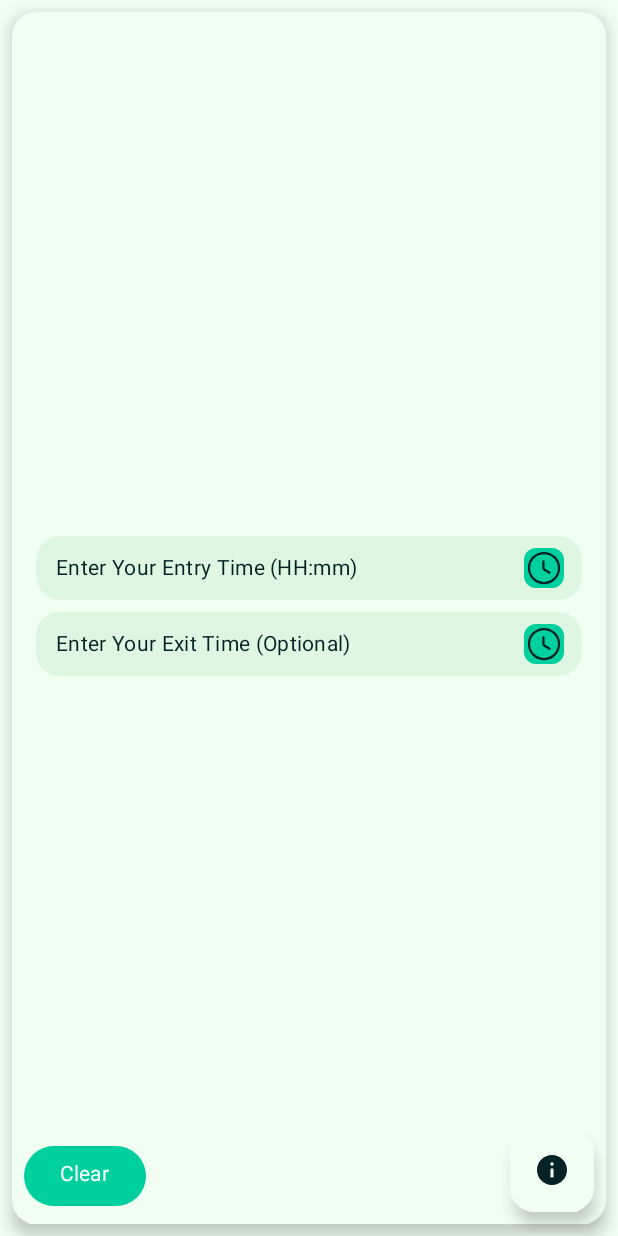
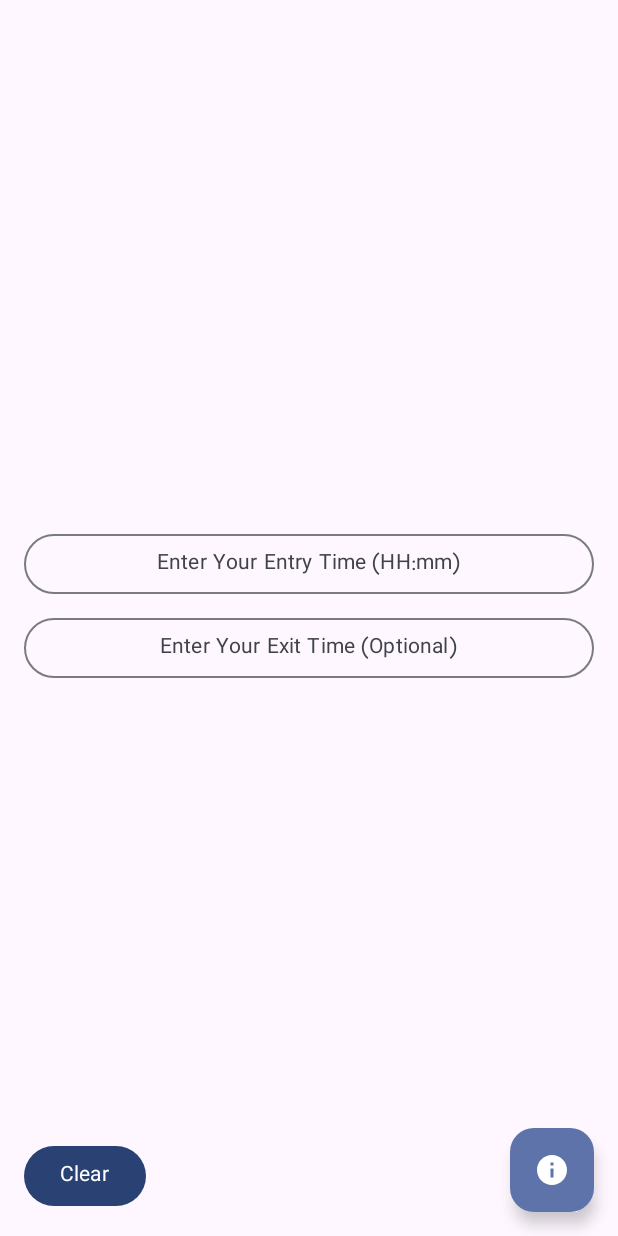
Before and after one commit to MiladFaridnia/KhoroojYar, an Android app built with Jetpack Compose: the screen it shows after launch (MainActivity), on a phone screen of 412 x 824 dp. Run offline under Robolectric (Android 15) with nearby library versions, the phone set to English and light mode, and no system bars.

Commit message:
Revert "Feat: V-1.10.0 Add base compose components of design system"

```diff
--- a/app/src/main/java/com/faridnia/khoroojyar/presentation/ExitTimeCalculatorScreen.kt
+++ b/app/src/main/java/com/faridnia/khoroojyar/presentation/ExitTimeCalculatorScreen.kt
@@ -2,6 +2,7 @@ package com.faridnia.khoroojyar.presentation
 
 import androidx.compose.foundation.border
 import androidx.compose.foundation.layout.Arrangement
+import androidx.compose.foundation.layout.Box
 import androidx.compose.foundation.layout.Column
 import androidx.compose.foundation.layout.Spacer
 import androidx.compose.foundation.layout.fillMaxSize
@@ -33,17 +34,13 @@ import androidx.compose.ui.res.stringResource
 import androidx.compose.ui.text.font.Font
 import androidx.compose.ui.text.font.FontFamily
 import androidx.compose.ui.text.style.TextAlign
+import androidx.compose.ui.tooling.preview.Preview
 import androidx.compose.ui.unit.dp
 import androidx.lifecycle.compose.collectAsStateWithLifecycle
 import androidx.lifecycle.viewmodel.compose.viewModel
 import com.faridnia.khoroojyar.R
 import com.faridnia.khoroojyar.presentation.calculate_days_off.CalculateRemainedDaysOff
-import com.faridnia.khoroojyar.presentation.component.CustomBox
-import com.faridnia.khoroojyar.presentation.component.CustomCard
-import com.faridnia.khoroojyar.presentation.component.CustomText
-import com.faridnia.khoroojyar.presentation.component.DateButton
-import com.faridnia.khoroojyar.presentation.component.DateButtonType
-import com.faridnia.khoroojyar.presentation.component.LightAndDarkPreview
+import com.faridnia.khoroojyar.presentation.component.TimePickerButton
 import com.faridnia.khoroojyar.presentation.component.TimePickerDialog
 import com.faridnia.khoroojyar.presentation.theme.KhoroojYarTheme
 import java.util.Locale
@@ -75,11 +72,7 @@ fun ExitTimeCalculatorScreen(viewModel: ExitTimeViewModel = viewModel()) {
             closeDialog(false)
         }
 
-    CustomBox(
-        modifier = Modifier
-            .fillMaxSize()
-    ) {
-        CustomCard(modifier = Modifier.padding(8.dp)) {
+    Box(modifier = Modifier.fillMaxSize()) {
         Column(
             modifier = Modifier
                 .fillMaxSize()
@@ -87,17 +80,15 @@ fun ExitTimeCalculatorScreen(viewModel: ExitTimeViewModel = viewModel()) {
             verticalArrangement = Arrangement.Center,
             horizontalAlignment = Alignment.CenterHorizontally
         ) {
-                DateButton(
+            TimePickerButton(
                 label = state.enterTimeInput.ifEmpty { stringResource(R.string.enter_your_entry_time_hh_mm) },
-                    dateButtonType = DateButtonType.TIME,
-                    onClick = { showEnterTimePickerDialog = true },
+                onClick = { showEnterTimePickerDialog = true }
             )
 
             Spacer(modifier = Modifier.height(8.dp))
 
-                DateButton(
+            TimePickerButton(
                 label = state.exitTimeInput.ifEmpty { stringResource(R.string.enter_your_exit_time_optional) },
-                    dateButtonType = DateButtonType.TIME,
                 onClick = { showExitTimePickerDialog = true }
             )
 
@@ -105,7 +96,7 @@ fun ExitTimeCalculatorScreen(viewModel: ExitTimeViewModel = viewModel()) {
 
             state.totalTimeSpent.takeIf { it.isNotEmpty() }?.let {
                 Spacer(modifier = Modifier.height(8.dp))
-                    CustomText(
+                Text(
                     modifier = Modifier
                         .fillMaxWidth()
                         .border(
@@ -123,7 +114,7 @@ fun ExitTimeCalculatorScreen(viewModel: ExitTimeViewModel = viewModel()) {
 
             state.exitTime.takeIf { it.isNotEmpty() }?.let {
                 Spacer(modifier = Modifier.height(8.dp))
-                    CustomText(
+                Text(
                     modifier = Modifier
                         .fillMaxWidth()
                         .border(
@@ -141,7 +132,7 @@ fun ExitTimeCalculatorScreen(viewModel: ExitTimeViewModel = viewModel()) {
 
             state.vacationMessage.takeIf { it.isNotEmpty() }?.let {
                 Spacer(modifier = Modifier.height(8.dp))
-                    CustomText(
+                Text(
                     modifier = Modifier
                         .fillMaxWidth()
                         .border(
@@ -155,7 +146,6 @@ fun ExitTimeCalculatorScreen(viewModel: ExitTimeViewModel = viewModel()) {
                     color = MaterialTheme.colorScheme.error,
                     textAlign = TextAlign.Center
                 )
-                }
             }
         }
 
@@ -218,7 +208,8 @@ fun ExitTimeCalculatorScreen(viewModel: ExitTimeViewModel = viewModel()) {
     }
 }
 
-@LightAndDarkPreview
+
+@Preview(showBackground = true)
 @Composable
 fun PreviewExitTimeCalc(modifier: Modifier = Modifier) {
     KhoroojYarTheme {
--- a/app/src/main/java/com/faridnia/khoroojyar/presentation/component/CustomBox.kt
+++ /dev/null
@@ -1,18 +0,0 @@
-package com.faridnia.khoroojyar.presentation.component
-
-import androidx.compose.foundation.background
-import androidx.compose.foundation.layout.Box
-import androidx.compose.foundation.layout.BoxScope
-import androidx.compose.material3.MaterialTheme
-import androidx.compose.runtime.Composable
-import androidx.compose.ui.Modifier
-
-@Composable
-fun CustomBox(
-    modifier: Modifier = Modifier,
-    content: @Composable BoxScope.() -> Unit
-) {
-    Box(modifier = modifier.background(MaterialTheme.colorScheme.background)) {
-        content()
-    }
-}
--- a/app/src/main/java/com/faridnia/khoroojyar/presentation/component/CustomCard.kt
+++ /dev/null
@@ -1,41 +0,0 @@
-package com.faridnia.khoroojyar.presentation.component
-
-import androidx.compose.foundation.layout.ColumnScope
-import androidx.compose.foundation.layout.fillMaxSize
-import androidx.compose.foundation.layout.padding
-import androidx.compose.foundation.shape.RoundedCornerShape
-import androidx.compose.material3.CardDefaults
-import androidx.compose.material3.ElevatedCard
-import androidx.compose.material3.MaterialTheme
-import androidx.compose.runtime.Composable
-import androidx.compose.ui.Modifier
-import androidx.compose.ui.unit.dp
-import com.faridnia.khoroojyar.presentation.theme.KhoroojYarTheme
-
-@Composable
-fun CustomCard(
-    modifier: Modifier = Modifier,
-    content: @Composable ColumnScope.() -> Unit
-) {
-    ElevatedCard(
-        shape = RoundedCornerShape(16.dp),
-        modifier = modifier,
-        elevation = CardDefaults.elevatedCardElevation(6.dp),
-        colors = CardDefaults.elevatedCardColors(
-            containerColor = MaterialTheme.colorScheme.surfaceContainer,
-            contentColor = MaterialTheme.colorScheme.onSurface
-        )
-    ) {
-        content()
-    }
-}
-
-@LightAndDarkPreview
-@Composable
-fun PreviewCustomCard(modifier: Modifier = Modifier) {
-    KhoroojYarTheme {
-        CustomCard(modifier = modifier
-            .fillMaxSize()
-            .padding(8.dp)) {}
-    }
-}
--- a/app/src/main/java/com/faridnia/khoroojyar/presentation/component/CustomText.kt
+++ /dev/null
@@ -1,64 +0,0 @@
-package com.faridnia.khoroojyar.presentation.component
-
-import androidx.compose.material3.MaterialTheme
-import androidx.compose.material3.Text
-import androidx.compose.runtime.Composable
-import androidx.compose.ui.Modifier
-import androidx.compose.ui.graphics.Color
-import androidx.compose.ui.text.AnnotatedString
-import androidx.compose.ui.text.TextStyle
-import androidx.compose.ui.text.style.TextAlign
-import androidx.compose.ui.text.style.TextOverflow
-import androidx.compose.ui.unit.TextUnit
-
-@Composable
-fun CustomText(
-    modifier: Modifier = Modifier,
-    text: String,
-    textAlign: TextAlign? = TextAlign.Right,
-    style: TextStyle = MaterialTheme.typography.bodyMedium,
-    color: Color = MaterialTheme.colorScheme.onSurface,
-    maxLines: Int = Int.MAX_VALUE,
-    overflow: TextOverflow = TextOverflow.Clip,
-    letterSpacing: TextUnit = TextUnit.Unspecified
-) {
-    Text(
-        modifier = modifier,
-        text = text,
-        style = style,
-        color = color,
-        textAlign = textAlign,
-        maxLines = maxLines,
-        overflow = overflow,
-        letterSpacing = letterSpacing
-    )
-}
-
-@Composable
-fun CustomText(
-    modifier: Modifier = Modifier,
-    text: AnnotatedString,
-    textAlign: TextAlign? = TextAlign.Right,
-    style: TextStyle = MaterialTheme.typography.bodyMedium,
-    color: Color = MaterialTheme.colorScheme.onSurface,
-    maxLines: Int = Int.MAX_VALUE,
-    overflow: TextOverflow = TextOverflow.Clip,
-    letterSpacing: TextUnit = TextUnit.Unspecified
-) {
-    Text(
-        modifier = modifier,
-        text = text,
-        style = style,
-        color = color,
-        textAlign = textAlign,
-        maxLines = maxLines,
-        overflow = overflow,
-        letterSpacing = letterSpacing
-    )
-}
-
-@LightAndDarkPreview
-@Composable
-private fun PreviewCustomText() {
-    CustomText(text = "Preview")
-}
--- a/app/src/main/java/com/faridnia/khoroojyar/presentation/component/DateButton.kt
+++ /dev/null
@@ -1,66 +0,0 @@
-package com.faridnia.khoroojyar.presentation.component
-
-import androidx.compose.foundation.background
-import androidx.compose.foundation.clickable
-import androidx.compose.foundation.layout.Row
-import androidx.compose.foundation.layout.Spacer
-import androidx.compose.foundation.layout.padding
-import androidx.compose.foundation.shape.RoundedCornerShape
-import androidx.compose.material3.Icon
-import androidx.compose.material3.MaterialTheme
-import androidx.compose.runtime.Composable
-import androidx.compose.ui.Alignment
-import androidx.compose.ui.Modifier
-import androidx.compose.ui.res.painterResource
-import androidx.compose.ui.unit.dp
-import com.faridnia.khoroojyar.presentation.theme.Fence_Green
-import com.faridnia.khoroojyar.presentation.theme.KhoroojYarTheme
-
-@Composable
-fun DateButton(
-    modifier: Modifier = Modifier,
-    label: String,
-    dateButtonType: DateButtonType,
-    onClick: () -> Unit = {}
-) {
-    Row(
-        modifier = modifier
-            .background(
-                color = MaterialTheme.colorScheme.surfaceVariant,
-                shape = RoundedCornerShape(16.dp)
-            )
-            .padding(horizontal = 12.dp, vertical = 8.dp)
-            .clickable { onClick() },
-        verticalAlignment = Alignment.CenterVertically
-    ) {
-        CustomText(
-            text = label,
-            color = MaterialTheme.colorScheme.onSurfaceVariant,
-            style = MaterialTheme.typography.bodyMedium
-        )
-        Spacer(modifier = Modifier.weight(1f))
-        Icon(
-            modifier = Modifier
-                .background(
-                    color = MaterialTheme.colorScheme.primary,
-                    shape = RoundedCornerShape(8.dp)
-                )
-                .padding(1.dp),
-            painter = painterResource(dateButtonType.icon),
-            contentDescription = "Calendar Icon",
-            tint = Fence_Green
-        )
-    }
-}
-
-@LightAndDarkPreview
-@Composable
-private fun PreviewDateButton() {
-    KhoroojYarTheme {
-        DateButton(
-            label = "April 30, 2024",
-            dateButtonType = DateButtonType.DATE
-        )
-    }
-
-}
--- a/app/src/main/java/com/faridnia/khoroojyar/presentation/component/DateButtonType.kt
+++ /dev/null
@@ -1,9 +0,0 @@
-package com.faridnia.khoroojyar.presentation.component
-
-import androidx.annotation.DrawableRes
-import com.faridnia.khoroojyar.R
-
-enum class DateButtonType(val id: Int, @DrawableRes val icon: Int = R.drawable.ic_clock) {
-    DATE(0, R.drawable.ic_calendar),
-    TIME(1, R.drawable.ic_clock)
-}
--- a/app/src/main/java/com/faridnia/khoroojyar/presentation/theme/Theme.kt
+++ b/app/src/main/java/com/faridnia/khoroojyar/presentation/theme/Theme.kt
@@ -1,10 +1,14 @@
 package com.faridnia.khoroojyar.presentation.theme
 
+import android.os.Build
 import androidx.compose.foundation.isSystemInDarkTheme
 import androidx.compose.material3.ColorScheme
 import androidx.compose.material3.MaterialTheme
+import androidx.compose.material3.dynamicDarkColorScheme
+import androidx.compose.material3.dynamicLightColorScheme
 import androidx.compose.runtime.Composable
 import androidx.compose.ui.graphics.Color
+import androidx.compose.ui.platform.LocalContext
 
 private val DarkColorScheme = myDarkColorScheme()
 
@@ -97,7 +101,7 @@ fun myDarkColorScheme(): ColorScheme = ColorScheme(
     scrim = Color(0x99000000),
 
     surfaceBright = Cyprus,
-    surfaceContainer = Cyprus,
+    surfaceContainer = Fence_Green,
     surfaceContainerHigh = Void,
     surfaceContainerHighest = Void,
     surfaceContainerLow = Cyprus,
@@ -109,14 +113,15 @@ fun myDarkColorScheme(): ColorScheme = ColorScheme(
 @Composable
 fun KhoroojYarTheme(
     darkTheme: Boolean = isSystemInDarkTheme(),
+    // Dynamic color is available on Android 12+
     dynamicColor: Boolean = true,
     content: @Composable () -> Unit
 ) {
     val colorScheme = when {
-       /* dynamicColor -> {
+        dynamicColor && Build.VERSION.SDK_INT >= Build.VERSION_CODES.S -> {
             val context = LocalContext.current
             if (darkTheme) dynamicDarkColorScheme(context) else dynamicLightColorScheme(context)
-        }*/
+        }
 
         darkTheme -> DarkColorScheme
         else -> LightColorScheme
--- a/app/src/main/res/drawable/ic_calendar.xml
+++ /dev/null
@@ -1,76 +0,0 @@
-<vector xmlns:android="http://schemas.android.com/apk/res/android"
-    android:width="24dp"
-    android:height="24dp"
-    android:viewportWidth="24"
-    android:viewportHeight="24">
-  <path
-      android:pathData="M8,2V5"
-      android:strokeLineJoin="round"
-      android:strokeWidth="1.5"
-      android:fillColor="#00000000"
-      android:strokeColor="#292D32"
-      android:strokeLineCap="round"/>
-  <path
-      android:pathData="M16,2V5"
-      android:strokeLineJoin="round"
-      android:strokeWidth="1.5"
-      android:fillColor="#00000000"
-      android:strokeColor="#292D32"
-      android:strokeLineCap="round"/>
-  <path
-      android:pathData="M3.5,9.09H20.5"
-      android:strokeLineJoin="round"
-      android:strokeWidth="1.5"
-      android:fillColor="#00000000"
-      android:strokeColor="#292D32"
-      android:strokeLineCap="round"/>
-  <path
-      android:pathData="M21,8.5V17C21,20 19.5,22 16,22H8C4.5,22 3,20 3,17V8.5C3,5.5 4.5,3.5 8,3.5H16C19.5,3.5 21,5.5 21,8.5Z"
-      android:strokeLineJoin="round"
-      android:strokeWidth="1.5"
-      android:fillColor="#00000000"
-      android:strokeColor="#292D32"
-      android:strokeLineCap="round"/>
-  <path
-      android:pathData="M15.695,13.7H15.704"
-      android:strokeLineJoin="round"
-      android:strokeWidth="2"
-      android:fillColor="#00000000"
-      android:strokeColor="#292D32"
-      android:strokeLineCap="round"/>
-  <path
-      android:pathData="M15.695,16.7H15.704"
-      android:strokeLineJoin="round"
-      android:strokeWidth="2"
-      android:fillColor="#00000000"
-      android:strokeColor="#292D32"
-      android:strokeLineCap="round"/>
-  <path
-      android:pathData="M11.995,13.7H12.005"
-      android:strokeLineJoin="round"
-      android:strokeWidth="2"
-      android:fillColor="#00000000"
-      android:strokeColor="#292D32"
-      android:strokeLineCap="round"/>
-  <path
-      android:pathData="M11.995,16.7H12.005"
-      android:strokeLineJoin="round"
-      android:strokeWidth="2"
-      android:fillColor="#00000000"
-      android:strokeColor="#292D32"
-      android:strokeLineCap="round"/>
-  <path
-      android:pathData="M8.294,13.7H8.303"
-      android:strokeLineJoin="round"
-      android:strokeWidth="2"
-      android:fillColor="#00000000"
-      android:strokeColor="#292D32"
-      android:strokeLineCap="round"/>
-  <path
-      android:pathData="M8.294,16.7H8.303"
-      android:strokeLineJoin="round"
-      android:strokeWidth="2"
-      android:fillColor="#00000000"
-      android:strokeColor="#292D32"
-      android:strokeLineCap="round"/>
-</vector>
--- a/app/src/main/res/drawable/ic_clock.xml
+++ /dev/null
@@ -1,20 +0,0 @@
-<vector xmlns:android="http://schemas.android.com/apk/res/android"
-    android:width="24dp"
-    android:height="24dp"
-    android:viewportWidth="24"
-    android:viewportHeight="24">
-  <path
-      android:pathData="M22,12C22,17.52 17.52,22 12,22C6.48,22 2,17.52 2,12C2,6.48 6.48,2 12,2C17.52,2 22,6.48 22,12Z"
-      android:strokeLineJoin="round"
-      android:strokeWidth="1.5"
-      android:fillColor="#00000000"
-      android:strokeColor="#292D32"
-      android:strokeLineCap="round"/>
-  <path
-      android:pathData="M15.71,15.18L12.61,13.33C12.07,13.01 11.63,12.24 11.63,11.61V7.51"
-      android:strokeLineJoin="round"
-      android:strokeWidth="1.5"
-      android:fillColor="#00000000"
-      android:strokeColor="#292D32"
-      android:strokeLineCap="round"/>
-</vector>
```
Also changed, not shown: app/src/main/java/com/faridnia/khoroojyar/presentation/component/CustomButton.kt (deleted, +0 -95 lines), app/src/main/java/com/faridnia/khoroojyar/presentation/component/LightAndDarkPreview.kt (deleted, +0 -18 lines), app/src/main/res/drawable/ic_calender_green.xml (deleted, +0 -16 lines). Lines whose indentation alone changed are shown as unchanged.
